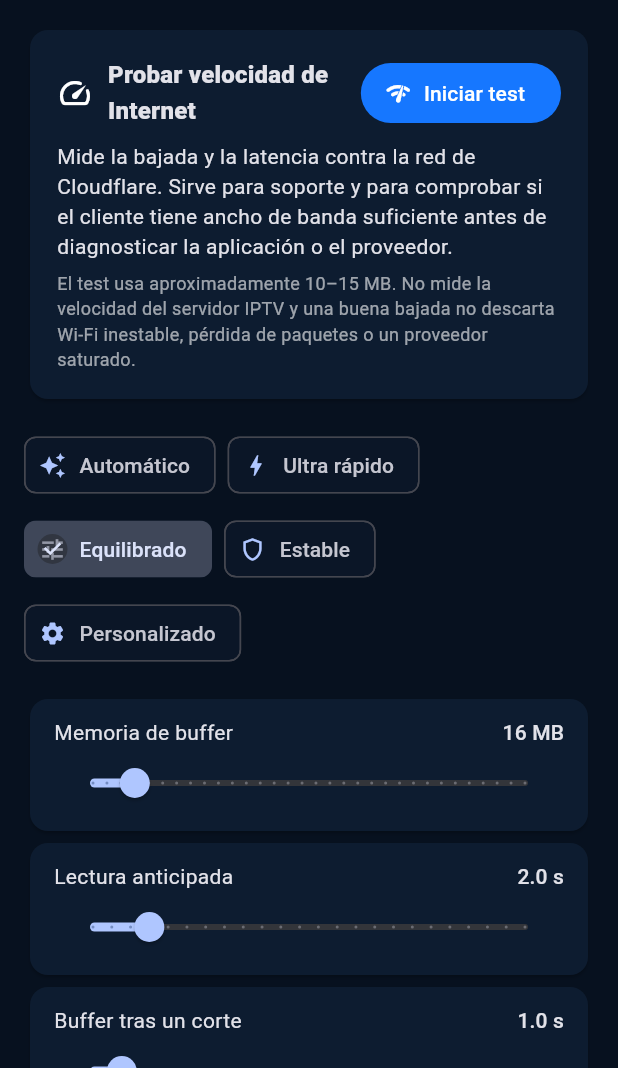
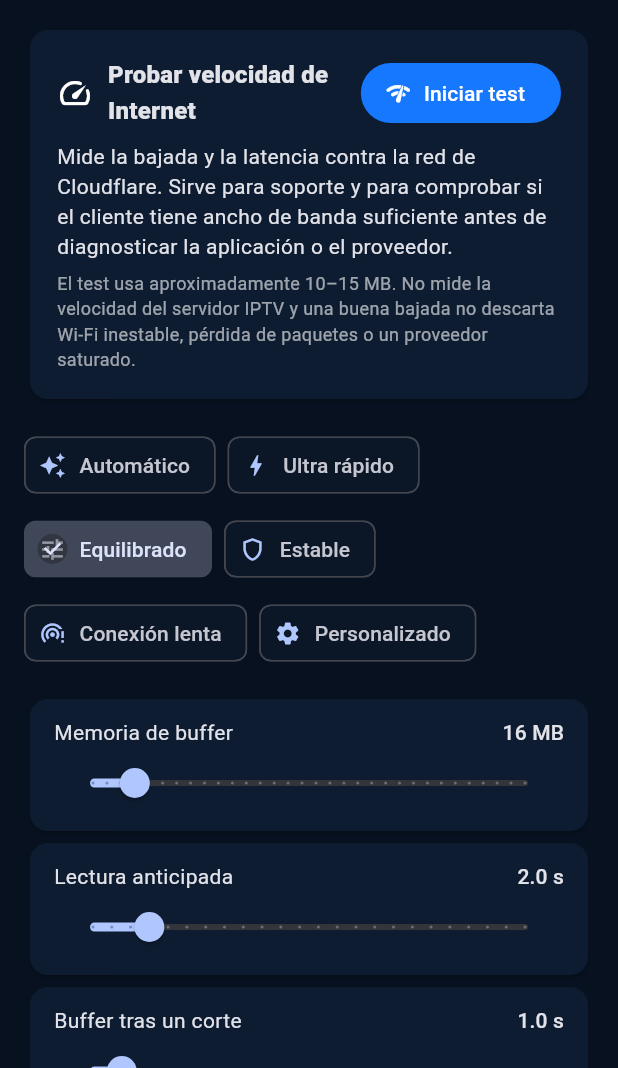
Before and after one commit to luchozurita2019-ui/tvplayer, a Flutter app: the PlaybackSettingsScreen screen opened directly, on a phone screen of 412 x 824 dp, the part 168-1236 px from its top. Run offline on Flutter 3.47's test engine with Material 3 defaults, Android fonts, the phone set to English and light mode, and no system bars; our stand-ins replace shared_preferences; missing offline and left inert: media_kit, media_kit_video; accounts and stored records are empty.

Commit message:
feat: prioritize playback on slow connections

```diff
--- a/lib/screens/playback_settings_screen.dart
+++ b/lib/screens/playback_settings_screen.dart
@@ -33,6 +33,7 @@ class _PlaybackSettingsScreenState extends State<PlaybackSettingsScreen> {
         BufferProfile.ultraFast => PlaybackSettings.ultraFast,
         BufferProfile.balanced => PlaybackSettings.balanced,
         BufferProfile.stable => PlaybackSettings.stable,
+        BufferProfile.slowConnection => PlaybackSettings.slowConnection,
         BufferProfile.custom => _draft.copyWith(profile: BufferProfile.custom),
       };
     });
@@ -170,6 +171,43 @@ class _PlaybackSettingsScreenState extends State<PlaybackSettingsScreen> {
                 _speedGuidance(result.downloadMbps),
                 style: const TextStyle(fontWeight: FontWeight.w600),
               ),
+              if (result.downloadMbps < 15) ...[
+                const SizedBox(height: 14),
+                Container(
+                  padding: const EdgeInsets.all(14),
+                  decoration: BoxDecoration(
+                    color: Theme.of(context)
+                        .colorScheme
+                        .primary
+                        .withValues(alpha: 0.10),
+                    borderRadius: BorderRadius.circular(14),
+                    border: Border.all(
+                      color: Theme.of(context)
+                          .colorScheme
+                          .primary
+                          .withValues(alpha: 0.30),
+                    ),
+                  ),
+                  child: Row(
+                    children: [
+                      const Icon(Icons.wifi_tethering_error_rounded),
+                      const SizedBox(width: 12),
+                      const Expanded(
+                        child: Text(
+                          'Para esta velocidad conviene probar Conexión lenta. TV FULL reservará más video por adelantado y será más paciente ante microcortes.',
+                          style: TextStyle(fontWeight: FontWeight.w600),
+                        ),
+                      ),
+                      const SizedBox(width: 12),
+                      FilledButton(
+                        onPressed: () =>
+                            _applyPreset(BufferProfile.slowConnection),
+                        child: const Text('Activar'),
+                      ),
+                    ],
+                  ),
+                ),
+              ],
             ],
           ],
         ),
@@ -287,6 +325,12 @@ class _PlaybackSettingsScreenState extends State<PlaybackSettingsScreen> {
                 onTap: () => _applyPreset(BufferProfile.stable),
               ),
               _ProfileChip(
+                label: 'Conexión lenta',
+                icon: Icons.wifi_tethering_error_rounded,
+                selected: _draft.profile == BufferProfile.slowConnection,
+                onTap: () => _applyPreset(BufferProfile.slowConnection),
+              ),
+              _ProfileChip(
                 label: 'Personalizado',
                 icon: Icons.settings,
                 selected: _draft.profile == BufferProfile.custom,
@@ -323,6 +367,40 @@ class _PlaybackSettingsScreenState extends State<PlaybackSettingsScreen> {
                       onPressed: _showLearnedStats,
                       icon: const Icon(Icons.query_stats),
                       label: const Text('Ver diagnóstico aprendido'),
+                    ),
+                  ],
+                ),
+              ),
+            ),
+          ],
+          if (_draft.profile == BufferProfile.slowConnection) ...[
+            const SizedBox(height: 16),
+            Card(
+              child: Padding(
+                padding: const EdgeInsets.all(16),
+                child: Column(
+                  crossAxisAlignment: CrossAxisAlignment.start,
+                  children: [
+                    const Row(
+                      children: [
+                        Icon(Icons.wifi_tethering_error_rounded),
+                        SizedBox(width: 8),
+                        Expanded(
+                          child: Text(
+                            'Modo conexión lenta',
+                            style: TextStyle(fontWeight: FontWeight.bold),
+                          ),
+                        ),
+                      ],
+                    ),
+                    const SizedBox(height: 8),
+                    const Text(
+                      'Prioriza continuidad sobre velocidad de arranque. En TV en vivo usa una reserva moderada para no alejarse demasiado del directo; en Películas y Series anticipa más datos. Durante la reproducción, TV FULL mantiene pausadas las descargas de portadas y logos.',
+                    ),
+                    const SizedBox(height: 8),
+                    const Text(
+                      'No reduce automáticamente la calidad y no puede compensar un stream cuyo bitrate sea permanentemente mayor que la velocidad disponible.',
+                      style: TextStyle(color: Colors.white60, fontSize: 12),
                     ),
                   ],
                 ),
@@ -401,7 +479,7 @@ class _PlaybackSettingsScreenState extends State<PlaybackSettingsScreen> {
             child: Padding(
               padding: EdgeInsets.all(16),
               child: Text(
-                'Ultra rápido prioriza el zapping. Estable usa más margen para redes irregulares. Automático aprende por servidor. Si movés cualquier control manual, el perfil cambia a Personalizado.',
+                'Ultra rápido prioriza el zapping. Estable usa más margen para redes irregulares. Conexión lenta aumenta la reserva y la tolerancia a microcortes. Automático aprende por servidor. Si movés cualquier control manual, el perfil cambia a Personalizado.',
               ),
             ),
           ),
```
Also changed, not shown: lib/screens/player_screen.dart (+48 -7 lines).
